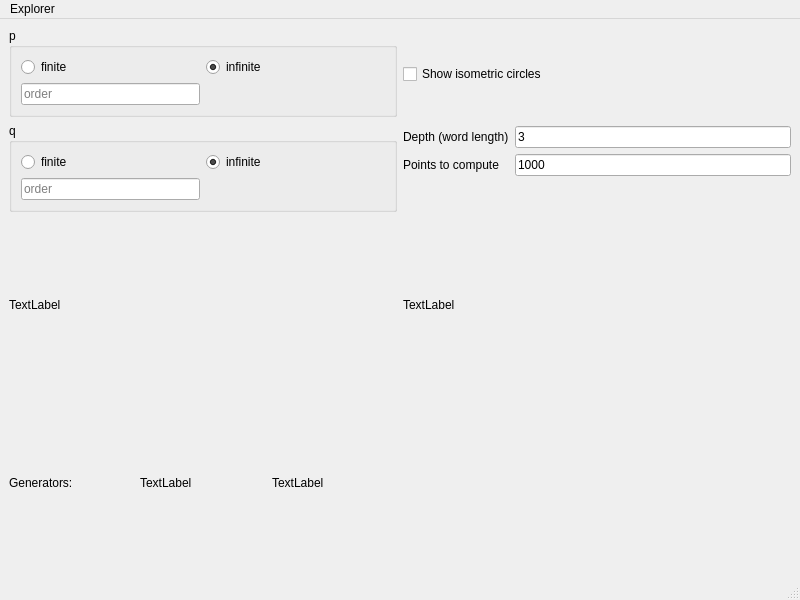
Before: the Qt Designer form explorer/explorer.ui in aelzenaar/riley, drawn with Qt 5.
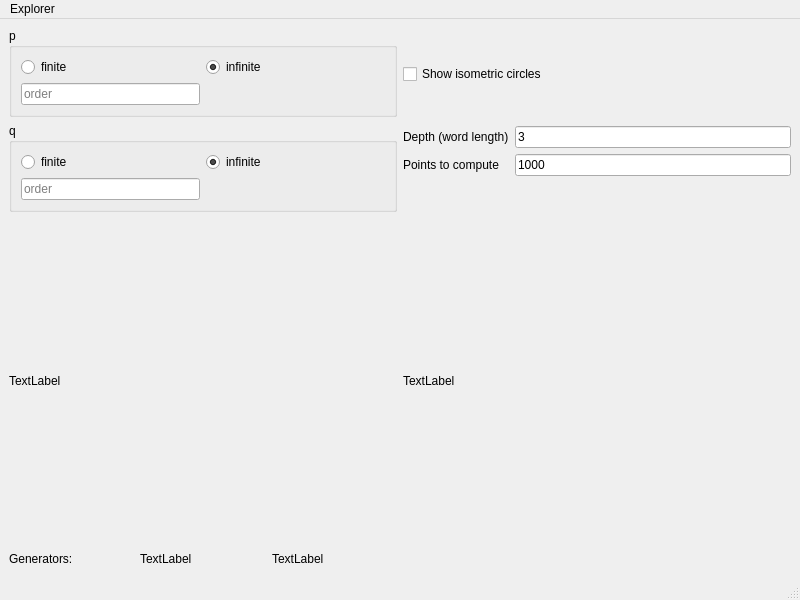
After: the same form once the commit is applied. Custom widgets are drawn as their Qt base class.

Commit message: Resizing works OK now in explorer

```diff
--- a/explorer/explorer.ui
+++ b/explorer/explorer.ui
@@ -15,6 +15,38 @@
   </property>
   <widget class="QWidget" name="centralwidget">
    <layout class="QGridLayout" name="gridLayout_2">
+    <item row="2" column="2">
+     <spacer name="horizontalSpacer_3">
+      <property name="orientation">
+       <enum>Qt::Horizontal</enum>
+      </property>
+      <property name="sizeHint" stdset="0">
+       <size>
+        <width>40</width>
+        <height>20</height>
+       </size>
+      </property>
+     </spacer>
+    </item>
+    <item row="1" column="0">
+     <widget class="CoordinateSystem" name="sliceView">
+      <property name="sizePolicy">
+       <sizepolicy hsizetype="Preferred" vsizetype="Preferred">
+        <horstretch>1</horstretch>
+        <verstretch>1</verstretch>
+       </sizepolicy>
+      </property>
+      <property name="autoFillBackground">
+       <bool>true</bool>
+      </property>
+      <property name="frameShape">
+       <enum>QFrame::NoFrame</enum>
+      </property>
+      <property name="text">
+       <string>TextLabel</string>
+      </property>
+     </widget>
+    </item>
     <item row="0" column="0">
      <layout class="QVBoxLayout" name="verticalLayout_2">
       <item>
@@ -132,6 +164,22 @@
       </item>
      </layout>
     </item>
+    <item row="1" column="2">
+     <widget class="CoordinateSystem" name="limitView">
+      <property name="sizePolicy">
+       <sizepolicy hsizetype="Preferred" vsizetype="Preferred">
+        <horstretch>1</horstretch>
+        <verstretch>1</verstretch>
+       </sizepolicy>
+      </property>
+      <property name="autoFillBackground">
+       <bool>true</bool>
+      </property>
+      <property name="text">
+       <string>TextLabel</string>
+      </property>
+     </widget>
+    </item>
     <item row="0" column="2">
      <layout class="QVBoxLayout" name="verticalLayout">
       <item>
@@ -177,6 +225,9 @@
     </item>
     <item row="2" column="0">
      <layout class="QHBoxLayout" name="horizontalLayout_2">
+      <property name="sizeConstraint">
+       <enum>QLayout::SetFixedSize</enum>
+      </property>
       <item>
        <widget class="QLabel" name="label_3">
         <property name="text">
```
Left out of the diff: 29 changed lines with no effect on the pictures. The commit also changes 3 other files.
